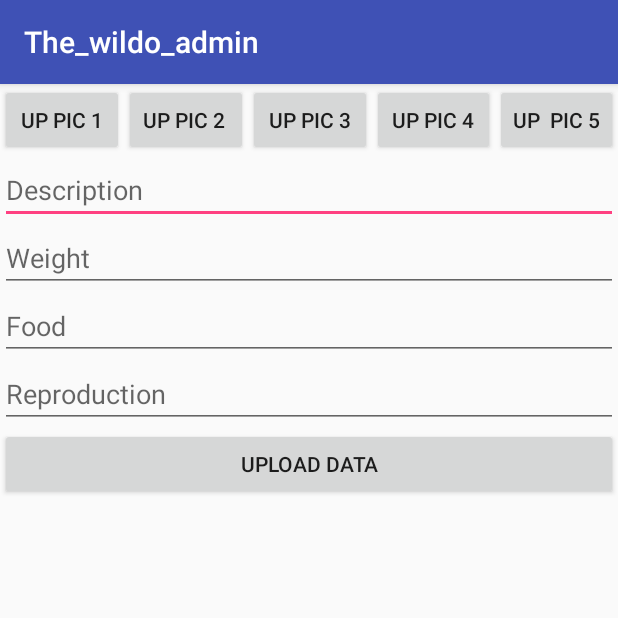
After one commit to Khutso92/The_wildo_admin, an Android app: the CategoryDetailActivity screen opened directly, with no data from a screen before it, on a phone screen of 412 x 824 dp, the top half of it. The commit adds this screen. Run offline under Robolectric (Android 15) with nearby library versions, the phone set to English and light mode, and no system bars.

Commit message:
added Details on the act.

```diff
--- a/app/build.gradle
+++ b/app/build.gradle
@@ -32,4 +32,5 @@ dependencies {
 
 
 
+
 apply plugin: 'com.google.gms.google-services'
--- a/app/src/main/java/com/example/admin/the_wildo_admin/MainActivity.java
+++ b/app/src/main/java/com/example/admin/the_wildo_admin/MainActivity.java
@@ -8,6 +8,7 @@ import android.view.View;
 import com.example.admin.the_wildo_admin.activities.ArticleActivity;
 import com.example.admin.the_wildo_admin.activities.EventActivity;
 import com.example.admin.the_wildo_admin.activities.JobsActivity;
+import com.example.admin.the_wildo_admin.activities.StudyActivity;
 
 public class MainActivity extends AppCompatActivity {
 
@@ -31,7 +32,7 @@ public class MainActivity extends AppCompatActivity {
     }
 
     public void GotoStudy(View view) {
-        startActivity(new Intent(getApplicationContext(), EventActivity.class));
+        startActivity(new Intent(getApplicationContext(), StudyActivity.class));
     }
 
 
--- /dev/null
+++ b/app/src/main/java/com/example/admin/the_wildo_admin/activities/CategoryDetailActivity.java
@@ -0,0 +1,15 @@
+package com.example.admin.the_wildo_admin.activities;
+
+import android.support.v7.app.AppCompatActivity;
+import android.os.Bundle;
+
+import com.example.admin.the_wildo_admin.R;
+
+public class CategoryDetailActivity extends AppCompatActivity {
+
+    @Override
+    protected void onCreate(Bundle savedInstanceState) {
+        super.onCreate(savedInstanceState);
+        setContentView(R.layout.activity_category_detail);
+    }
+}
--- /dev/null
+++ b/app/src/main/res/layout/activity_category_detail.xml
@@ -0,0 +1,78 @@
+<?xml version="1.0" encoding="utf-8"?>
+<LinearLayout xmlns:android="http://schemas.android.com/apk/res/android"
+    xmlns:tools="http://schemas.android.com/tools"
+    android:layout_width="match_parent"
+    android:layout_height="match_parent"
+    android:orientation="vertical"
+    tools:context="com.example.admin.the_wildo_admin.activities.CategoryDetailActivity">
+
+    <LinearLayout
+        android:layout_width="wrap_content"
+        android:layout_height="wrap_content"
+        android:orientation="horizontal"
+        android:weightSum="5">
+
+        <Button
+            android:layout_width="wrap_content"
+            android:layout_height="wrap_content"
+            android:layout_weight="1"
+            android:text="up pic 1" />
+
+
+        <Button
+            android:layout_width="match_parent"
+            android:layout_height="wrap_content"
+            android:layout_weight="1"
+            android:text="up pic 2 " />
+
+        <Button
+            android:layout_width="match_parent"
+            android:layout_height="wrap_content"
+            android:layout_weight="1"
+            android:text="up pic 3" />
+
+
+        <Button
+            android:layout_width="match_parent"
+            android:layout_height="wrap_content"
+            android:layout_weight="1"
+            android:text="up pic 4" />
+
+        <Button
+            android:layout_width="match_parent"
+            android:layout_height="wrap_content"
+            android:layout_weight="1"
+            android:text="up  pic 5" />
+    </LinearLayout>
+
+
+    <EditText
+        android:layout_width="match_parent"
+        android:layout_height="wrap_content"
+        android:hint="Description" />
+
+    <EditText
+        android:layout_width="match_parent"
+        android:layout_height="wrap_content"
+        android:hint="Weight" />
+
+
+    <EditText
+        android:layout_width="match_parent"
+        android:layout_height="wrap_content"
+        android:hint="Food" />
+
+
+    <EditText
+        android:layout_width="match_parent"
+        android:layout_height="wrap_content"
+        android:hint="Reproduction" />
+
+
+    <Button
+        android:layout_width="match_parent"
+        android:layout_height="wrap_content"
+        android:text="upload data" />
+
+
+</LinearLayout>
--- a/app/src/main/res/layout/activity_main.xml
+++ b/app/src/main/res/layout/activity_main.xml
@@ -15,10 +15,9 @@
 
     <Button
         android:layout_width="match_parent"
+        android:layout_height="wrap_content"
         android:onClick="GotoArticles"
-        android:layout_height="wrap_content"
         android:text="articles" />
-
 
     <Button
         android:layout_width="match_parent"
@@ -29,7 +28,7 @@
 
     <Button
         android:layout_width="match_parent"
-
         android:layout_height="wrap_content"
+        android:onClick="GotoStudy"
         android:text="where to study" />
 </LinearLayout>
```
Also changed, not shown: app/src/main/AndroidManifest.xml (+13 -8 lines), app/src/main/res/layout/activity_article.xml (+4 -4 lines), app/src/main/res/layout/activity_study.xml (+43 -0 lines).
